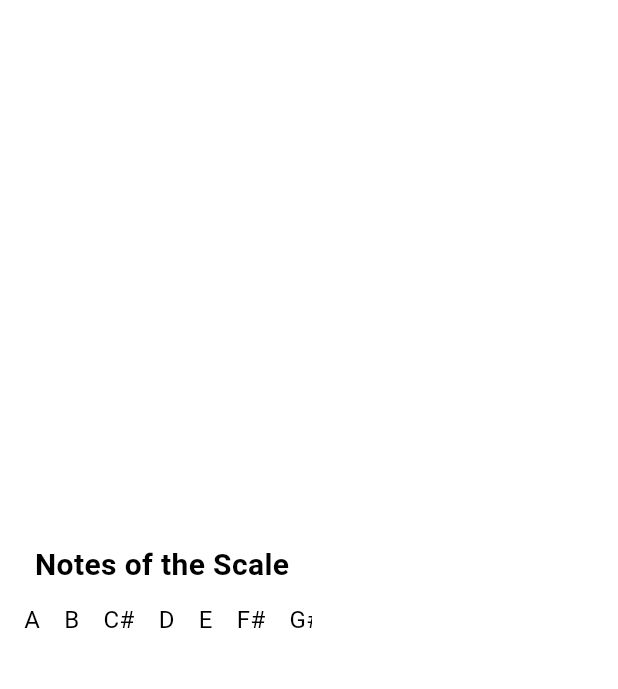
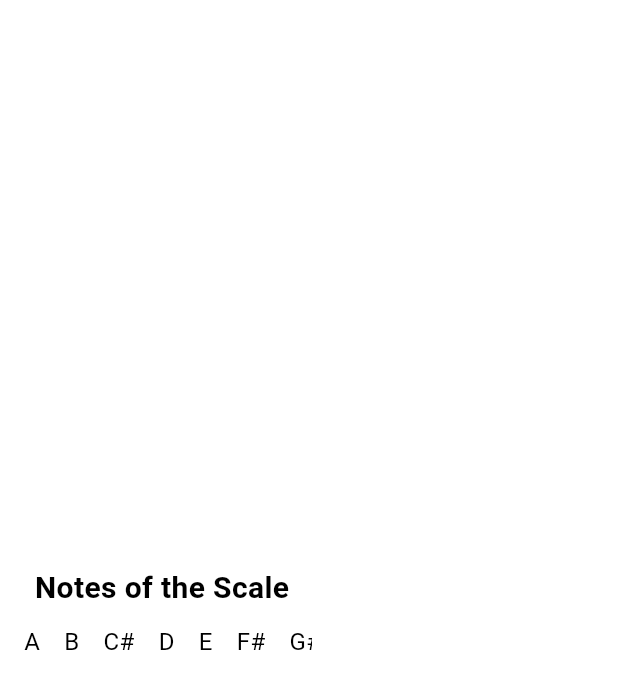
Before and after one commit to thisisamank/FretMaster, a Flutter app: the ScaleListWidget widget shown alone on an empty page, opened directly with empty values, on a phone screen of 412 x 824 dp. Shown: the top 689 px of the screen. Run offline on Flutter 3.47's test engine with Material 3 defaults, Android fonts, the phone set to English and light mode, and no system bars; our stand-ins replace flex_color_scheme.

Commit message:
notes added for scale not exercise

```diff
--- a/lib/pages/exercises/scale_chords_practice.dart
+++ b/lib/pages/exercises/scale_chords_practice.dart
@@ -50,7 +50,6 @@ class _ScaleChordsPracticeState extends State<ScaleChordsPractice> {
     _timer = Timer.periodic(const Duration(seconds: 1), (timer) {
       if (_remainingTime > 0) {
         setState(() {
-          print(_remainingTime);
           _remainingTime--;
         });
       } else {
--- a/lib/pages/exercises/scale_note_practice.dart
+++ b/lib/pages/exercises/scale_note_practice.dart
@@ -4,6 +4,7 @@ import 'package:dyte_uikit_flutter_starter_app/notifier/states/note_states.dart'
 import 'package:dyte_uikit_flutter_starter_app/notifier/timer_notifier.dart';
 import 'package:dyte_uikit_flutter_starter_app/pages/widgets/circular_timer_widget.dart';
 import 'package:dyte_uikit_flutter_starter_app/pages/widgets/fretboard_widget.dart';
+import 'package:dyte_uikit_flutter_starter_app/pages/widgets/scale_list_widget.dart';
 import 'package:dyte_uikit_flutter_starter_app/pages/widgets/set_timer_widget.dart';
 import 'package:dyte_uikit_flutter_starter_app/pages/widgets/space/vh_space.dart';
 import 'package:flutter/material.dart';
@@ -78,16 +79,13 @@ class _ScaleNotePracticeState extends State<ScaleNotePractice> {
         child: Column(
           mainAxisAlignment: MainAxisAlignment.center,
           children: [
-            // Main Row containing two columns
             Row(
               mainAxisAlignment: MainAxisAlignment.center,
               crossAxisAlignment: CrossAxisAlignment.start,
               children: [
-                // First Column with controls
                 Column(
                   mainAxisAlignment: MainAxisAlignment.center,
                   children: [
-                    // Note and Scale Dropdowns
                     Row(
                       mainAxisAlignment: MainAxisAlignment.center,
                       children: [
@@ -128,6 +126,8 @@ class _ScaleNotePracticeState extends State<ScaleNotePractice> {
                         ),
                       ],
                     ),
+                    vspace1,
+                    ScaleListWidget(selectedNote: _selectedNote, selectedScale: _selectedScale),
                     vspace3,
                     Padding(
                       padding: const EdgeInsets.symmetric(horizontal: 20.0),
--- a/lib/pages/widgets/scale_list_widget.dart
+++ b/lib/pages/widgets/scale_list_widget.dart
@@ -30,6 +30,7 @@ class _ScaleListWidgetState extends State<ScaleListWidget> {
   }
 
   void _fetchItems() {
+    _noteNotifier.changeNoteAndScale(widget.selectedNote, widget.selectedScale);
     // Depending on whether to show notes or chords, we fetch the respective list
     if (widget.showChords) {
       _items = _noteNotifier.getChords().map((chord) => '${chord.number} ${chord.root}${chord.type}').toList();
@@ -57,6 +58,7 @@ class _ScaleListWidgetState extends State<ScaleListWidget> {
 
   @override
   Widget build(BuildContext context) {
+    print("Building ScaleListWidget");
     return Padding(
       padding: const EdgeInsets.all(8.0),
       child: Column(
@@ -69,8 +71,8 @@ class _ScaleListWidgetState extends State<ScaleListWidget> {
           ),
           const SizedBox(height: 10),
           SizedBox(
-            height: 60,
             width: 200,
+            height: 30,
             child: ListView.builder(
               scrollDirection: Axis.horizontal, // Set scroll direction to horizontal
               itemCount: _items.length,
```
